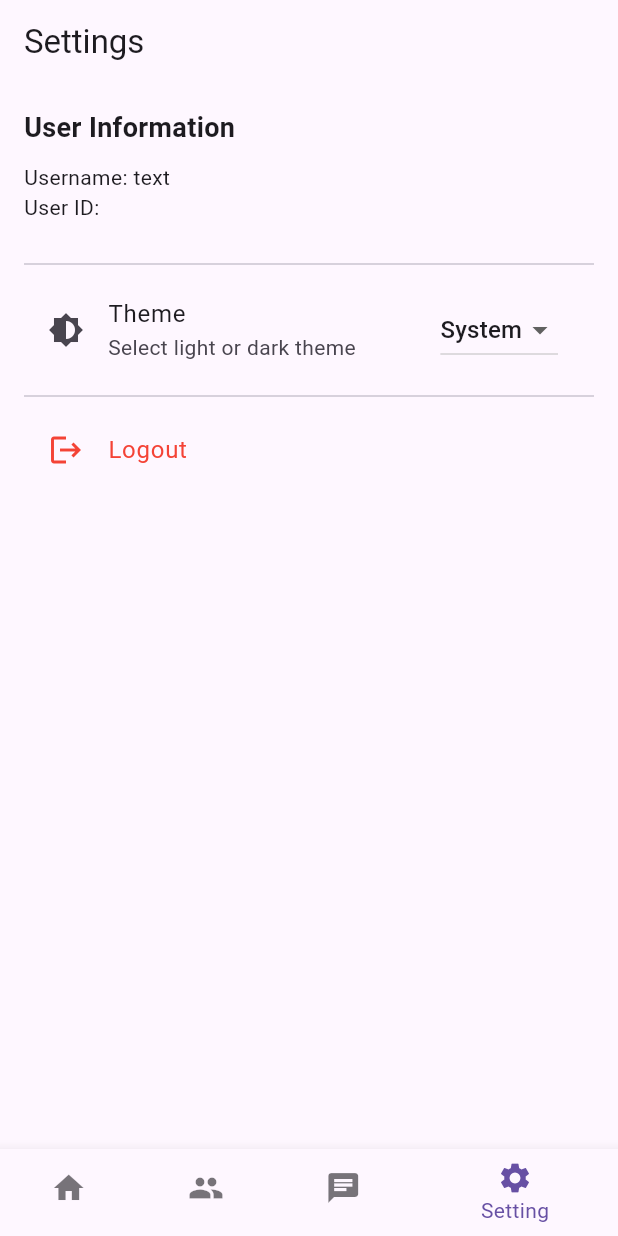
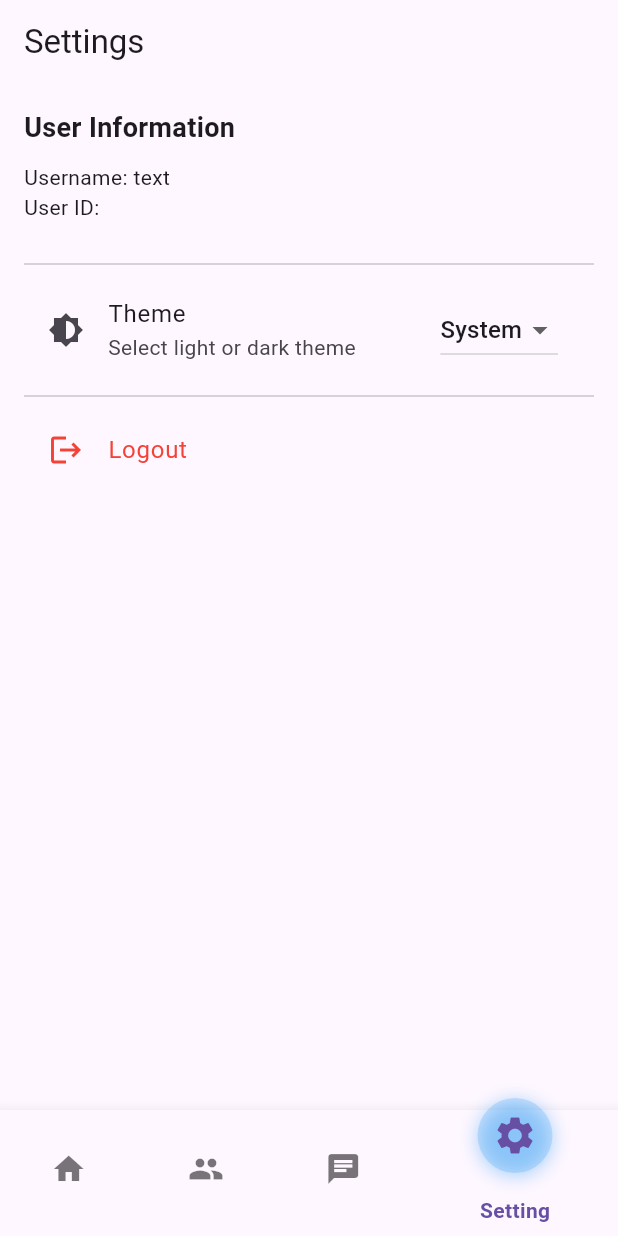
Before and after one commit to CCVpopular/appchatonlinev2, a Flutter app: the MyHomePage screen opened directly with empty values, item 4 of the bottom bar chosen, on a phone screen of 412 x 824 dp. Run offline on Flutter 3.47's test engine with Material 3 defaults, Android fonts, the phone set to English and light mode, and no system bars; our stand-ins replace cached_network_image, file_picker, firebase_core, firebase_messaging, image_picker, shared_preferences and 1 more; accounts and stored records are empty; network calls fail.

Commit message:
Add a animation in home button

```diff
--- a/lib/screens/home_screen.dart
+++ b/lib/screens/home_screen.dart
@@ -56,33 +56,41 @@ class _MyHomePageState extends State<MyHomePage> {
                 Expanded(child: mainArea),
                 SafeArea(
                   child: BottomNavigationBar(
-                    items: const [
+                    items: [
                       BottomNavigationBarItem(
-                        icon: Icon(Icons.home),
+                        icon: _buildIcon(Icons.home, 0),
                         label: 'Friend',
                       ),
                       BottomNavigationBarItem(
-                        icon: Icon(Icons.group),
+                        icon: _buildIcon(Icons.group, 1),
                         label: 'Group',
                       ),
                       BottomNavigationBarItem(
-                        icon: Icon(Icons.chat),
+                        icon: _buildIcon(Icons.chat, 2),
                         label: 'Chat Bot',
                       ),
                       BottomNavigationBarItem(
-                        icon: Icon(Icons.settings),
+                        icon: _buildIcon(Icons.settings, 3),
                         label: 'Setting',
                       ),
                     ],
                     currentIndex: selectedIndex,
-                    selectedItemColor: colorScheme.primary, // Áp dụng màu từ theme
+                    selectedItemColor: colorScheme.primary, // Màu của icon khi được chọn
                     unselectedItemColor: colorScheme.onSurface.withOpacity(0.6),
-                    backgroundColor: colorScheme.surface, // Màu nền từ theme
+                    backgroundColor: colorScheme.surface, // Màu nền của navigation
+                    showSelectedLabels: true, // Hiển thị nhãn khi chọn
+                    showUnselectedLabels: false, // Ẩn nhãn khi không chọn
                     onTap: (value) {
                       setState(() {
                         selectedIndex = value;
                       });
                     },
+                    selectedLabelStyle: TextStyle(
+                      fontWeight: FontWeight.bold, // Làm đậm label khi chọn
+                    ),
+                    unselectedLabelStyle: TextStyle(
+                      fontWeight: FontWeight.normal, // Làm mờ label khi không chọn
+                    ),
                   ),
                 ),
               ],
@@ -93,33 +101,46 @@ class _MyHomePageState extends State<MyHomePage> {
                 SafeArea(
                   child: NavigationRail(
                     extended: constraints.maxWidth >= 600,
-                    destinations: const [
+                    destinations: [
                       NavigationRailDestination(
-                        icon: Icon(Icons.home),
+                        icon: _buildIcon(Icons.home, 0),
                         label: Text('Friend'),
                       ),
                       NavigationRailDestination(
-                        icon: Icon(Icons.group),
+                        icon: _buildIcon(Icons.group, 1),
                         label: Text('Group'),
                       ),
                       NavigationRailDestination(
-                        icon: Icon(Icons.chat),
+                        icon: _buildIcon(Icons.chat, 2),
                         label: Text('Chat Bot'),
                       ),
                       NavigationRailDestination(
-                        icon: Icon(Icons.settings),
+                        icon: _buildIcon(Icons.settings, 3),
                         label: Text('Setting'),
                       ),
                     ],
                     selectedIndex: selectedIndex,
-                    selectedIconTheme: IconThemeData(color: colorScheme.primary),
-                    unselectedIconTheme: IconThemeData(color: colorScheme.onSurface.withOpacity(0.6)),
+                    selectedIconTheme: IconThemeData(
+                      color: colorScheme.primary, // Màu của icon khi được chọn
+                      size: 30, // Kích thước lớn hơn khi chọn
+                    ),
+                    unselectedIconTheme: IconThemeData(
+                      color: colorScheme.onSurface.withOpacity(0.6), // Màu của icon khi không chọn
+                      size: 28, // Kích thước nhỏ hơn khi không chọn
+                    ),
                     backgroundColor: colorScheme.surface,
                     onDestinationSelected: (value) {
                       setState(() {
                         selectedIndex = value;
                       });
                     },
+                    labelType: NavigationRailLabelType.none, // Ẩn nhãn khi không chọn
+                    selectedLabelTextStyle: TextStyle(
+                      fontWeight: FontWeight.bold, // Làm đậm nhãn khi chọn
+                    ),
+                    unselectedLabelTextStyle: TextStyle(
+                      fontWeight: FontWeight.normal, // Làm mờ nhãn khi không chọn
+                    ),
                   ),
                 ),
                 Expanded(child: mainArea),
@@ -130,4 +151,34 @@ class _MyHomePageState extends State<MyHomePage> {
       ),
     );
   }
+
+  // Hàm tạo icon với hiệu ứng bóng, không có chữ trong vòng tròn
+  Widget _buildIcon(IconData icon, int index) {
+    var isSelected = selectedIndex == index;
+    return AnimatedContainer(
+      duration: Duration(milliseconds: 300),
+      transform: isSelected ? Matrix4.translationValues(0, -15, 0) : Matrix4.identity(), // Lệch lên khi chọn
+      decoration: BoxDecoration(
+        shape: BoxShape.circle,
+        color: isSelected ? Colors.blue.withOpacity(0.2) : Colors.transparent,
+        boxShadow: isSelected
+            ? [
+                BoxShadow(
+                  color: Colors.blue.withOpacity(0.4),
+                  blurRadius: 10,
+                  offset: Offset(0, 2),
+                )
+              ]
+            : [],
+      ),
+      padding: EdgeInsets.all(10),
+      child: Icon(
+        icon,
+        size: isSelected ? 30 : 24,
+        color: isSelected
+            ? Theme.of(context).colorScheme.primary
+            : Theme.of(context).colorScheme.onSurface.withOpacity(0.6),
+      ),
+    );
+  }
 }
```
